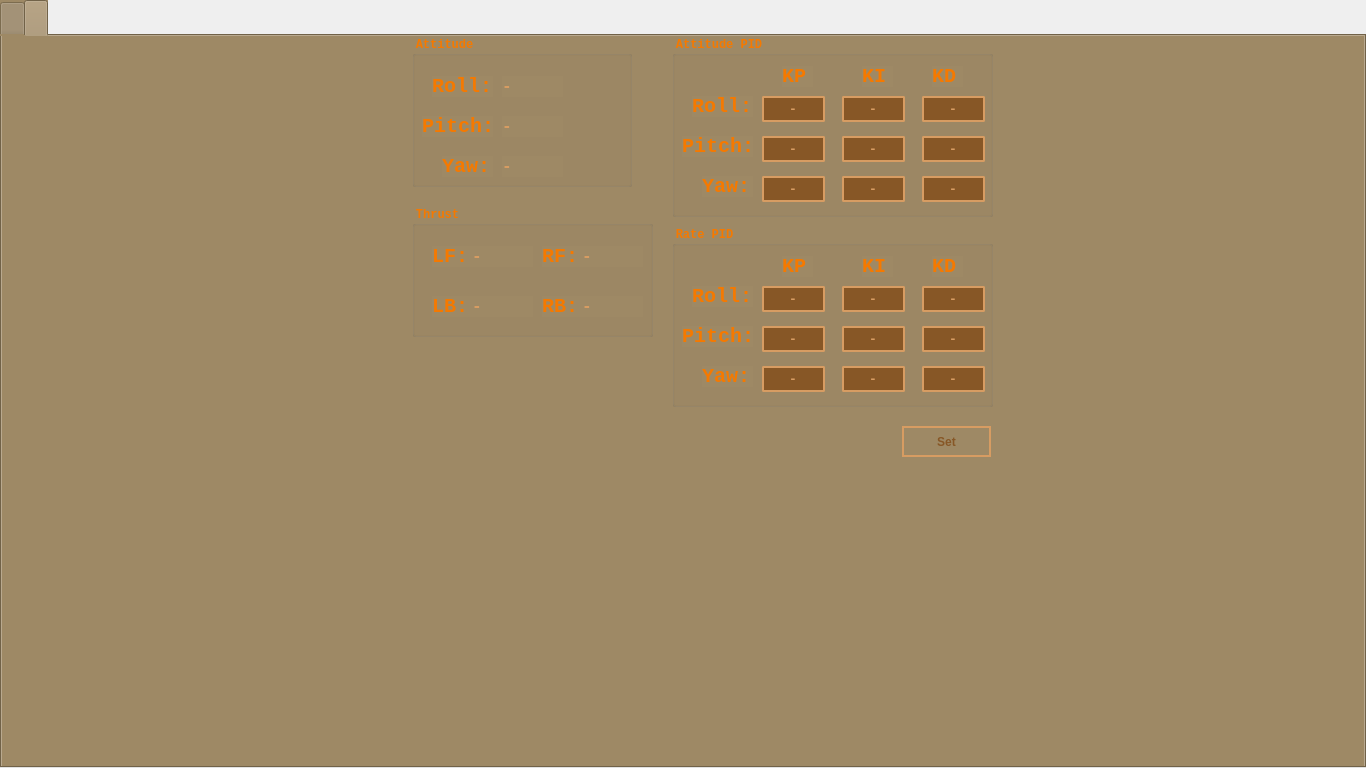
The window that GroundStation/mainwindow.ui (iron-kang/Qt) describes before a commit, drawn with Qt 5.
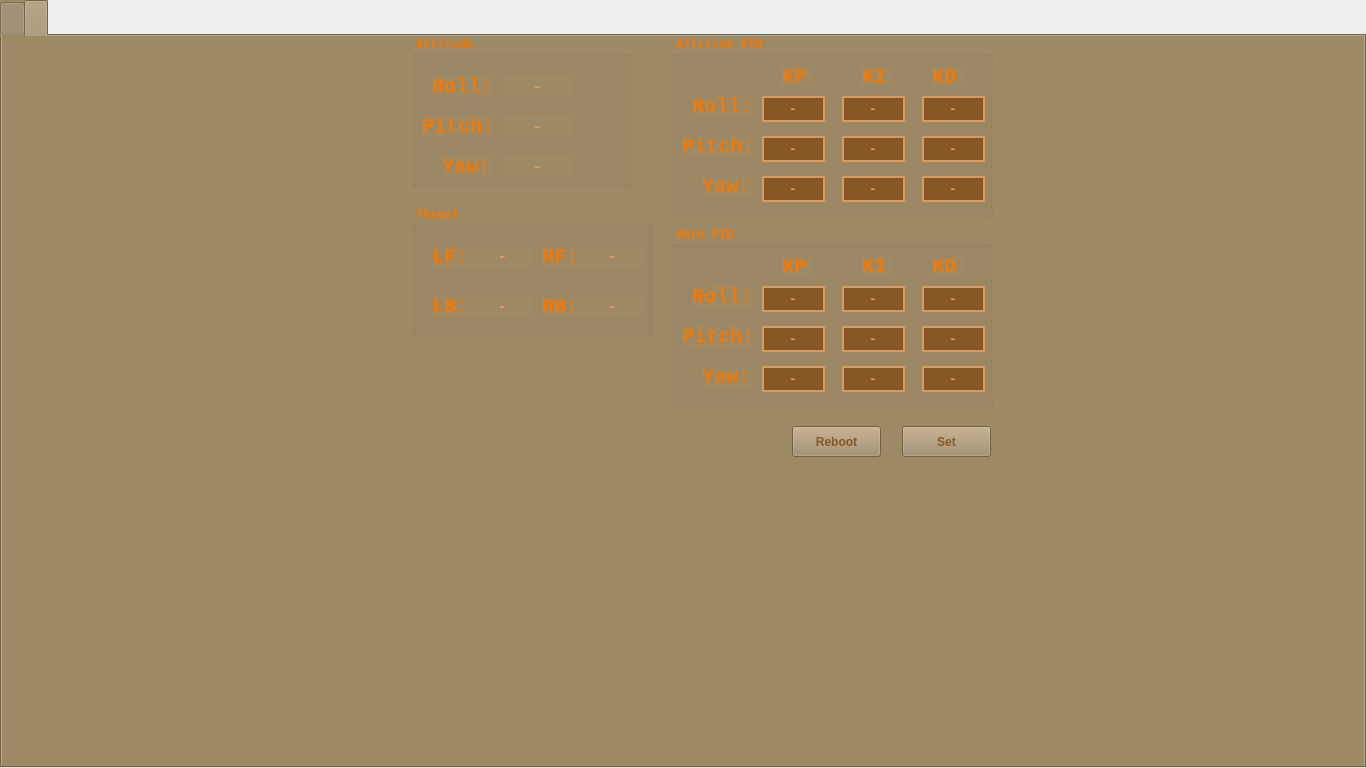
The same window after the commit. Icons and pictures are not drawn. Custom widgets are drawn as their Qt base class.

The edit to the form file:
```diff
--- a/GroundStation/mainwindow.ui
+++ b/GroundStation/mainwindow.ui
@@ -532,6 +532,9 @@
        <property name="text">
         <string>-</string>
        </property>
+       <property name="alignment">
+        <set>Qt::AlignCenter</set>
+       </property>
       </widget>
       <widget class="QLabel" name="val_MRF">
        <property name="geometry">
@@ -556,6 +559,9 @@
        <property name="text">
         <string>-</string>
        </property>
+       <property name="alignment">
+        <set>Qt::AlignCenter</set>
+       </property>
       </widget>
       <widget class="QLabel" name="val_MRB">
        <property name="geometry">
@@ -580,6 +586,9 @@
        <property name="text">
         <string>-</string>
        </property>
+       <property name="alignment">
+        <set>Qt::AlignCenter</set>
+       </property>
       </widget>
       <widget class="QLabel" name="val_MLB">
        <property name="geometry">
@@ -604,6 +613,9 @@
        <property name="text">
         <string>-</string>
        </property>
+       <property name="alignment">
+        <set>Qt::AlignCenter</set>
+       </property>
       </widget>
      </widget>
      <widget class="QGroupBox" name="groupBox_attitude">
@@ -633,7 +645,7 @@
         <rect>
          <x>90</x>
          <y>120</y>
-         <width>61</width>
+         <width>71</width>
          <height>21</height>
         </rect>
        </property>
@@ -651,13 +663,16 @@
        <property name="text">
         <string>-</string>
        </property>
+       <property name="alignment">
+        <set>Qt::AlignCenter</set>
+       </property>
       </widget>
       <widget class="QLabel" name="val_roll">
        <property name="geometry">
         <rect>
          <x>90</x>
          <y>40</y>
-         <width>61</width>
+         <width>71</width>
          <height>21</height>
         </rect>
        </property>
@@ -675,6 +690,9 @@
        <property name="text">
         <string>-</string>
        </property>
+       <property name="alignment">
+        <set>Qt::AlignCenter</set>
+       </property>
       </widget>
       <widget class="QLabel" name="label_pitch">
        <property name="geometry">
@@ -754,7 +772,7 @@
         <rect>
          <x>90</x>
          <y>80</y>
-         <width>61</width>
+         <width>71</width>
          <height>21</height>
         </rect>
        </property>
@@ -772,6 +790,9 @@
        <property name="text">
         <string>-</string>
        </property>
+       <property name="alignment">
+        <set>Qt::AlignCenter</set>
+       </property>
       </widget>
      </widget>
      <widget class="QWidget" name="chart_roll" native="true">
@@ -1727,13 +1748,56 @@
        </font>
       </property>
       <property name="styleSheet">
-       <string notr="true">color:rgb(135, 87, 38);
-border-style: solid;
-border-width: 2px;
-border-color: rgb(215, 156, 98);</string>
+       <string notr="true">color:rgb(135, 87, 38);</string>
       </property>
       <property name="text">
        <string>Set</string>
+      </property>
+      <property name="checkable">
+       <bool>false</bool>
+      </property>
+      <property name="checked">
+       <bool>false</bool>
+      </property>
+      <property name="default">
+       <bool>false</bool>
+      </property>
+      <property name="flat">
+       <bool>false</bool>
+      </property>
+     </widget>
+     <widget class="QPushButton" name="btn_reboot">
+      <property name="geometry">
+       <rect>
+        <x>790</x>
+        <y>390</y>
+        <width>89</width>
+        <height>31</height>
+       </rect>
+      </property>
+      <property name="font">
+       <font>
+        <weight>75</weight>
+        <bold>true</bold>
+       </font>
+      </property>
+      <property name="styleSheet">
+       <string notr="true">color:rgb(135, 87, 38);</string>
+      </property>
+      <property name="text">
+       <string>Reboot</string>
+      </property>
+      <property name="checkable">
+       <bool>false</bool>
+      </property>
+      <property name="checked">
+       <bool>false</bool>
+      </property>
+      <property name="default">
+       <bool>false</bool>
+      </property>
+      <property name="flat">
+       <bool>false</bool>
       </property>
      </widget>
     </widget>
```
